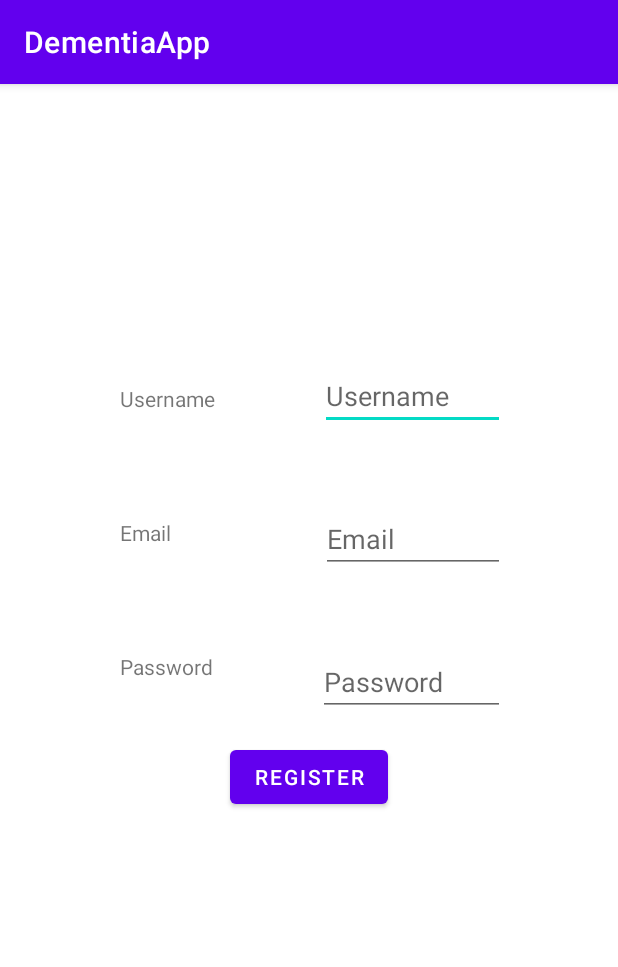
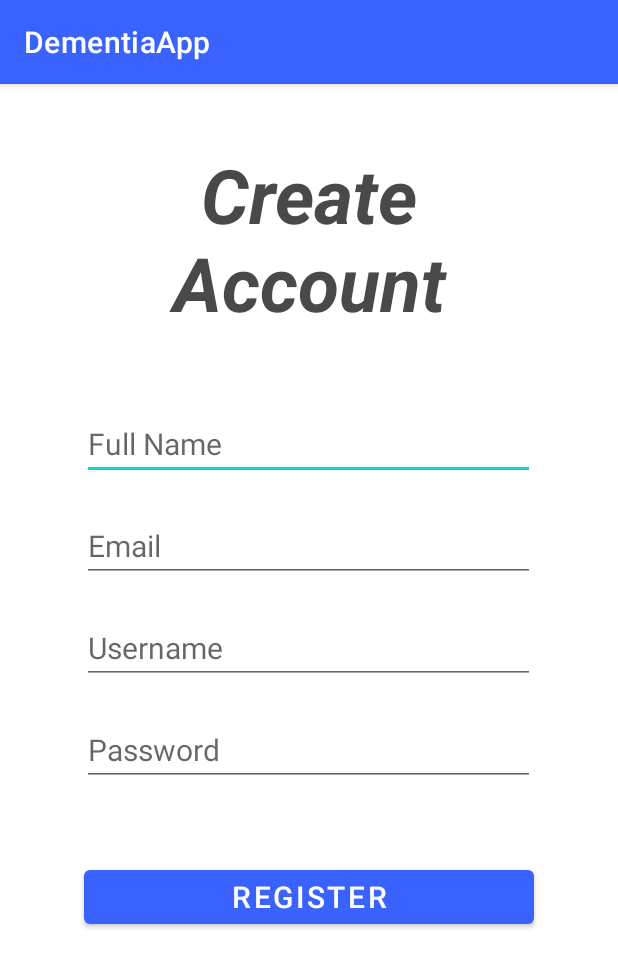
Before and after one commit to Eddi3Ho/DementiaApp, an Android app: the RegisterActivity screen opened directly, with no data from a screen before it, on a phone screen of 412 x 824 dp. Shown: the top 967 px of the screen. Run offline under Robolectric (Android 15) with nearby library versions, the phone set to English and light mode, and no system bars; our stand-ins replace Firebase (no records; nobody signed in at launch, a user with empty details on screens opened directly).

Commit message:
Complete login and register function

```diff
--- a/app/src/main/java/com/example/dementiaapp/RegisterActivity.java
+++ b/app/src/main/java/com/example/dementiaapp/RegisterActivity.java
@@ -32,32 +32,34 @@ public class RegisterActivity extends AppCompatActivity {
         FirebaseFirestore db = FirebaseFirestore.getInstance();
 
         setContentView(R.layout.register);
-        final EditText usernametxt = (EditText) findViewById(R.id.username_edit);
-        final EditText emailtxt = (EditText) findViewById(R.id.email_edit);
-        final EditText passwordtxt = (EditText) findViewById(R.id.password_edit);
-        Button btnRegister = (Button) findViewById(R.id.buttonRegister);
-
-
+        final EditText fullnametxt = (EditText) findViewById(R.id.fullname_editText);
+        final EditText usernametxt = (EditText) findViewById(R.id.username_editText);
+        final EditText emailtxt = (EditText) findViewById(R.id.email_editText);
+        final EditText passwordtxt = (EditText) findViewById(R.id.password_editText);
+        Button btnRegister = (Button) findViewById(R.id.registerButton);
 
         btnRegister.setOnClickListener(new View.OnClickListener() {
             @Override
             public void onClick(View view) {
 
+                String fullname = fullnametxt.getText().toString();
+                String email = emailtxt.getText().toString();
                 String username = usernametxt.getText().toString();
-                String email = emailtxt.getText().toString();
                 String password = passwordtxt.getText().toString();
 
                 //check if EditText fields are empty
                 if (username.matches("")) {
-                    Toast.makeText(getApplicationContext(), "Please enter a username", Toast.LENGTH_SHORT).show();
+                    Toast.makeText(getApplicationContext(), "Please enter your username", Toast.LENGTH_SHORT).show();
                 } else if (email.matches("")) {
-                    Toast.makeText(getApplicationContext(), "Please enter an email", Toast.LENGTH_SHORT).show();
+                    Toast.makeText(getApplicationContext(), "Please enter your email", Toast.LENGTH_SHORT).show();
                 } else if (password.matches("")) {
-                    Toast.makeText(getApplicationContext(), "Please enter a password", Toast.LENGTH_SHORT).show();
-                }
-                else {
+                    Toast.makeText(getApplicationContext(), "Please enter your password", Toast.LENGTH_SHORT).show();
+                } else if (fullname.matches("")) {
+                    Toast.makeText(getApplicationContext(), "Please enter your full name", Toast.LENGTH_SHORT).show();
+                } else {
 
                     Map<String, Object> user = new HashMap<>();
+                    user.put("fullname", fullname);
                     user.put("username", username);
                     user.put("email", email);
                     user.put("password", password);
--- a/app/src/main/java/com/example/dementiaapp/User.java
+++ b/app/src/main/java/com/example/dementiaapp/User.java
@@ -7,6 +7,7 @@ public class User {
     private static String user_id;
     private static String username;
     private static String email;
+    private static String full_name;
 
     public static User getInstance(){
         if(user_instance == null){
@@ -31,9 +32,14 @@ public class User {
         User.email = email;
     }
 
+    public static void setFull_name(String full_name) {
+        User.full_name = full_name;
+    }
+
     public static String getUser_id() {
         return user_id;
     }
+    public static String getFull_name() {return full_name;}
 
     public static String getUsername() {
         return username;
--- a/app/src/main/res/layout/register.xml
+++ b/app/src/main/res/layout/register.xml
@@ -1,91 +1,83 @@
 <?xml version="1.0" encoding="utf-8"?>
 <RelativeLayout xmlns:android="http://schemas.android.com/apk/res/android"
-    xmlns:app="http://schemas.android.com/apk/res-auto"
     xmlns:tools="http://schemas.android.com/tools"
+    android:background="@color/white"
     android:layout_width="match_parent"
-    android:layout_height="match_parent"
-    tools:context=".MainActivity">
+    android:layout_height="match_parent">
+
+    <TextView
+        android:id="@+id/title"
+        android:layout_width="wrap_content"
+        android:layout_height="wrap_content"
+        android:layout_centerHorizontal="true"
+        android:layout_marginStart="80dp"
+        android:layout_marginTop="40dp"
+        android:text="Create Account"
+        android:textColor="@color/grey"
+        android:textAlignment="center"
+        android:textStyle="bold|italic"
+        android:textSize="50sp" />
+
+    <EditText
+        android:id="@+id/fullname_editText"
+        android:layout_width="match_parent"
+        android:layout_height="wrap_content"
+        android:layout_below="@id/title"
+        android:layout_centerInParent="true"
+        android:layout_marginStart="60dp"
+        android:layout_marginTop="50dp"
+        android:layout_marginEnd="50dp"
+        android:hint="Full Name"
+        android:maxLines="1"
+        android:textSize="20sp" />
+
+    <EditText
+        android:id="@+id/email_editText"
+        android:layout_width="match_parent"
+        android:layout_height="wrap_content"
+        android:layout_below="@id/fullname_editText"
+        android:layout_centerInParent="true"
+        android:layout_marginStart="60dp"
+        android:layout_marginTop="20dp"
+        android:layout_marginEnd="50dp"
+        android:hint="Email"
+        android:maxLines="1"
+        android:textSize="20sp" />
+
+    <EditText
+        android:id="@+id/username_editText"
+        android:layout_width="match_parent"
+        android:layout_height="wrap_content"
+        android:layout_below="@id/email_editText"
+        android:layout_centerInParent="true"
+        android:layout_marginStart="60dp"
+        android:layout_marginTop="20dp"
+        android:layout_marginEnd="50dp"
+        android:hint="Username"
+        android:maxLines="1"
+        android:textSize="20sp" />
+
+    <EditText
+        android:id="@+id/password_editText"
+        android:layout_width="match_parent"
+        android:layout_height="wrap_content"
+        android:layout_below="@id/username_editText"
+        android:layout_centerInParent="true"
+        android:layout_marginStart="60dp"
+        android:layout_marginTop="20dp"
+        android:layout_marginEnd="50dp"
+        android:hint="Password"
+        android:textSize="20sp" />
+
+    <Button
+        android:id="@+id/registerButton"
+        android:layout_width="300dp"
+        android:layout_height="wrap_content"
+        android:layout_below="@id/password_editText"
+        android:layout_centerHorizontal="true"
+        android:layout_marginTop="50dp"
+        android:text="register"
+        android:textSize="20sp" />
 
 
-    <TextView
-        android:id="@+id/username"
-        android:layout_width="wrap_content"
-        android:layout_height="wrap_content"
-        android:text="@string/username"
-        android:layout_marginStart="80dp"
-        android:layout_marginTop="200dp"/>
-
-    <EditText
-        android:id="@+id/username_edit"
-        android:layout_width="wrap_content"
-        android:layout_height="wrap_content"
-        android:layout_alignParentTop="true"
-        android:layout_alignParentEnd="true"
-        android:layout_marginStart="70dp"
-        android:layout_marginTop="185dp"
-        android:layout_marginEnd="75dp"
-        android:layout_toEndOf="@+id/username"
-        android:autofillHints="Username"
-        android:ems="10"
-        android:hint="@string/username"
-        android:inputType="text"/>
-
-    <TextView
-        android:id="@+id/email"
-        android:layout_width="wrap_content"
-        android:layout_height="wrap_content"
-        android:layout_below="@+id/username"
-        android:text="@string/email"
-        android:layout_marginStart="80dp"
-        android:layout_marginTop="70dp"/>
-
-    <EditText
-        android:id="@+id/email_edit"
-        android:layout_width="wrap_content"
-        android:layout_height="wrap_content"
-        android:layout_below="@+id/username_edit"
-        android:layout_alignParentEnd="true"
-        android:layout_marginStart="100dp"
-        android:layout_marginTop="50dp"
-        android:layout_marginEnd="75dp"
-        android:layout_toEndOf="@+id/email"
-        android:autofillHints="Email"
-        android:ems="10"
-        android:hint="@string/email"
-        android:inputType="text" />
-
-    <TextView
-        android:id="@+id/password"
-        android:layout_width="wrap_content"
-        android:layout_height="wrap_content"
-        android:layout_below="@+id/email"
-        android:text="@string/password"
-        android:layout_marginStart="80dp"
-        android:layout_marginTop="70dp"/>
-
-    <EditText
-        android:id="@+id/password_edit"
-        android:layout_width="wrap_content"
-        android:layout_height="wrap_content"
-        android:layout_below="@+id/email_edit"
-        android:layout_alignParentEnd="true"
-        android:layout_marginStart="70dp"
-        android:layout_marginTop="50dp"
-        android:layout_marginEnd="75dp"
-        android:layout_toEndOf="@+id/password"
-        android:autofillHints="Password"
-        android:ems="10"
-        android:hint="@string/password"
-        android:inputType="text" />
-
-    <Button
-        android:id="@+id/buttonRegister"
-        android:layout_width="wrap_content"
-        android:layout_height="wrap_content"
-        android:text="@string/register_button"
-        android:layout_below="@+id/password"
-        android:layout_marginTop="40dp"
-        android:layout_centerHorizontal="true"
-        />
-
 </RelativeLayout>
--- a/app/src/main/res/values/colors.xml
+++ b/app/src/main/res/values/colors.xml
@@ -6,5 +6,9 @@
     <color name="teal_200">#FF03DAC5</color>
     <color name="teal_700">#FF018786</color>
     <color name="black">#FF000000</color>
+    <color name="grey">#494949</color>
     <color name="white">#FFFFFFFF</color>
+    <color name="blue">#0096ff</color>
+    <color name="blue2">#3962FF</color>
+
 </resources>
--- a/app/src/main/res/values/themes.xml
+++ b/app/src/main/res/values/themes.xml
@@ -2,7 +2,7 @@
     <!-- Base application theme. -->
     <style name="Theme.DementiaApp" parent="Theme.MaterialComponents.DayNight.DarkActionBar">
         <!-- Primary brand color. -->
-        <item name="colorPrimary">@color/purple_500</item>
+        <item name="colorPrimary">@color/blue2</item>
         <item name="colorPrimaryVariant">@color/purple_700</item>
         <item name="colorOnPrimary">@color/white</item>
         <!-- Secondary brand color. -->
```
Also changed, not shown: app/src/main/java/com/example/dementiaapp/LoginActivity.java (+17 -40 lines), app/src/main/res/layout/login.xml (+9 -30 lines).
